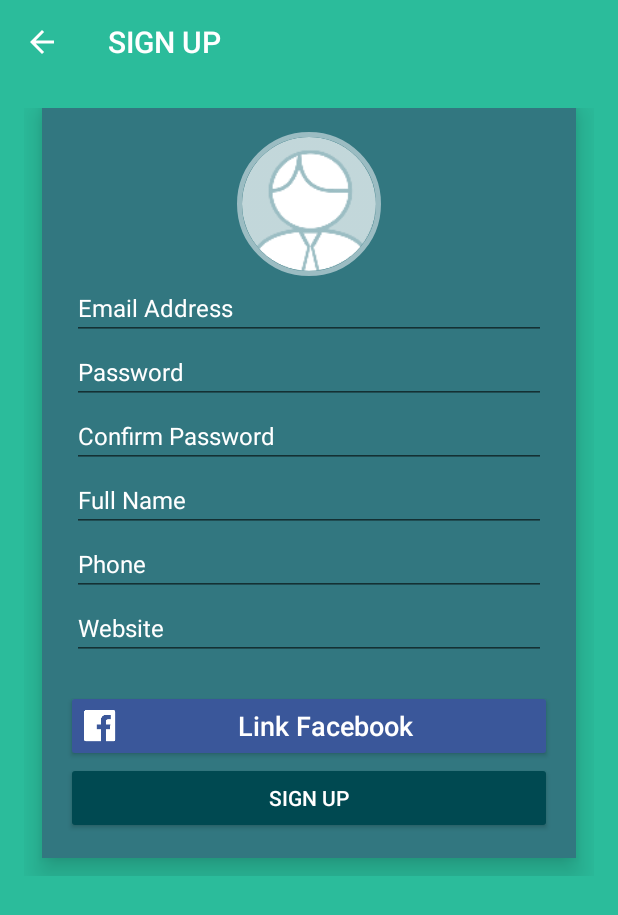
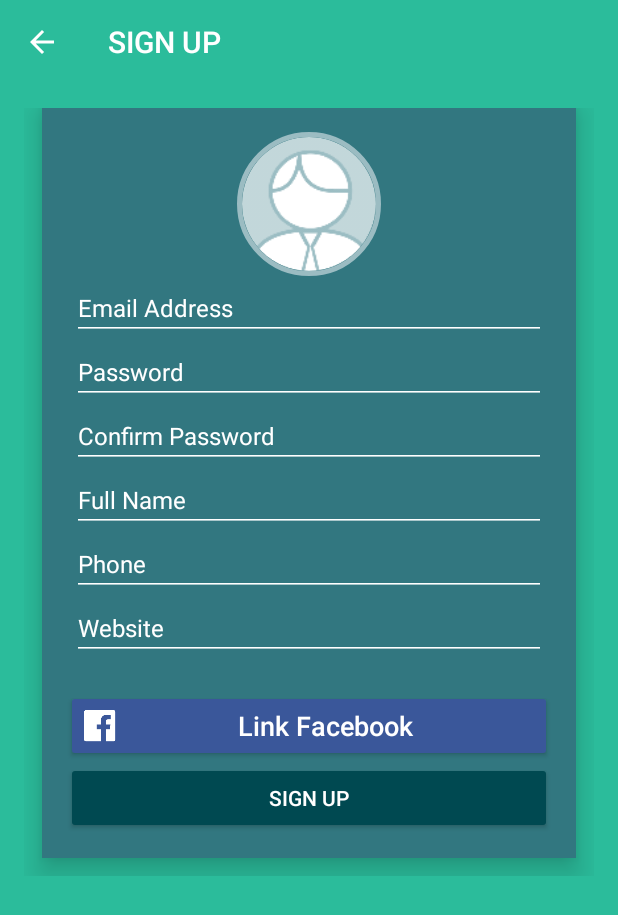
Before and after one commit to st18rai/Talkin, an Android app: the RegistrationScreen screen opened directly, with no data from a screen before it, on a phone screen of 412 x 824 dp. Shown: the top 915 px of the screen. Run offline under Robolectric (Android 15) with nearby library versions, the phone set to English and light mode, and no system bars; our stand-ins replace CircleImageView; libraries missing offline, so code that uses them is left out: com.crashlytics.android, com.jakewharton.rxbinding, com.squareup.leakcanary, io.fabric.sdk, retrofit2.adapter.rxjava and 3 more; pictures from the network do not load; 2 statements that could not run were skipped.

Commit message:
Changed underscore color of EditTexts.

```diff
--- a/app/src/main/res/layout-v21/content_login_screen.xml
+++ b/app/src/main/res/layout-v21/content_login_screen.xml
@@ -42,7 +42,8 @@
                 android:textSize="16sp"
                 android:textColorHint="@color/white"
                 android:textColor="@color/white"
-                android:layout_margin="10dp"/>
+                android:layout_margin="10dp"
+                android:backgroundTint="@color/white"/>
 
             <EditText
                 android:layout_width="match_parent"
@@ -54,7 +55,8 @@
                 android:textSize="16sp"
                 android:textColorHint="@color/white"
                 android:textColor="@color/white"
-                android:layout_margin="10dp"/>
+                android:layout_margin="10dp"
+                android:backgroundTint="@color/white"/>
 
             <CheckBox
                 android:text="@string/login_checkbox_text"
--- a/app/src/main/res/layout-v21/content_registration_screen.xml
+++ b/app/src/main/res/layout-v21/content_registration_screen.xml
@@ -52,7 +52,8 @@
             android:textColorHint="@color/white"
             android:textColor="@color/white"
             android:layout_marginLeft="20dp"
-            android:layout_marginRight="20dp"/>
+            android:layout_marginRight="20dp"
+            android:backgroundTint="@color/white"/>
 
         <EditText
             android:layout_width="match_parent"
@@ -66,7 +67,8 @@
             android:textColorHint="@color/white"
             android:textColor="@color/white"
             android:layout_marginLeft="20dp"
-            android:layout_marginRight="20dp"/>
+            android:layout_marginRight="20dp"
+            android:backgroundTint="@color/white"/>
 
         <EditText
             android:layout_width="match_parent"
@@ -80,7 +82,8 @@
             android:textColorHint="@color/white"
             android:textColor="@color/white"
             android:layout_marginLeft="20dp"
-            android:layout_marginRight="20dp"/>
+            android:layout_marginRight="20dp"
+            android:backgroundTint="@color/white"/>
 
         <EditText
             android:layout_width="match_parent"
@@ -94,7 +97,8 @@
             android:textColorHint="@color/white"
             android:textColor="@color/white"
             android:layout_marginLeft="20dp"
-            android:layout_marginRight="20dp"/>
+            android:layout_marginRight="20dp"
+            android:backgroundTint="@color/white"/>
 
         <EditText
             android:layout_width="match_parent"
@@ -108,7 +112,8 @@
             android:textColorHint="@color/white"
             android:textColor="@color/white"
             android:layout_marginLeft="20dp"
-            android:layout_marginRight="20dp" />
+            android:layout_marginRight="20dp"
+            android:backgroundTint="@color/white"/>
 
         <EditText
             android:layout_width="match_parent"
@@ -123,7 +128,8 @@
             android:textColor="@color/white"
             android:layout_marginLeft="20dp"
             android:layout_marginRight="20dp"
-            android:layout_marginBottom="20dp"/>
+            android:layout_marginBottom="20dp"
+            android:backgroundTint="@color/white"/>
 
         <android.support.v7.widget.AppCompatButton
             android:text="@string/link_facebook_button"
--- a/app/src/main/res/layout/content_registration_screen.xml
+++ b/app/src/main/res/layout/content_registration_screen.xml
@@ -50,7 +50,8 @@
                 android:inputType="textEmailAddress"
                 android:textColor="@color/white"
                 android:textColorHint="@color/white"
-                android:textSize="16sp" />
+                android:textSize="16sp"
+                app:backgroundTint="@color/white"/>
 
             <EditText
                 android:id="@+id/passwordEditTextReg"
@@ -64,7 +65,8 @@
                 android:inputType="textPassword"
                 android:textColor="@color/white"
                 android:textColorHint="@color/white"
-                android:textSize="16sp" />
+                android:textSize="16sp"
+                app:backgroundTint="@color/white"/>
 
             <EditText
                 android:id="@+id/confirmPasswordEditText"
@@ -78,7 +80,8 @@
                 android:inputType="textPassword"
                 android:textColor="@color/white"
                 android:textColorHint="@color/white"
-                android:textSize="16sp" />
+                android:textSize="16sp"
+                app:backgroundTint="@color/white"/>
 
             <EditText
                 android:id="@+id/nameEditText"
@@ -92,7 +95,8 @@
                 android:inputType="textPersonName"
                 android:textColor="@color/white"
                 android:textColorHint="@color/white"
-                android:textSize="16sp" />
+                android:textSize="16sp"
+                app:backgroundTint="@color/white"/>
 
             <EditText
                 android:id="@+id/phoneEditText"
@@ -106,7 +110,8 @@
                 android:inputType="phone"
                 android:textColor="@color/white"
                 android:textColorHint="@color/white"
-                android:textSize="16sp" />
+                android:textSize="16sp"
+                app:backgroundTint="@color/white"/>
 
             <EditText
                 android:id="@+id/siteEditText"
@@ -121,7 +126,8 @@
                 android:inputType="textUri"
                 android:textColor="@color/white"
                 android:textColorHint="@color/white"
-                android:textSize="16sp" />
+                android:textSize="16sp"
+                app:backgroundTint="@color/white"/>
 
             <android.support.v7.widget.AppCompatButton
                 android:id="@+id/linkFacebookButtonReg"
```
Also changed, not shown: app/src/main/java/com/internship/droidz/talkin/mvp/registration/RegistrationScreen.java (+14 -9 lines), app/src/main/res/layout/content_login_screen.xml (+5 -4 lines).
